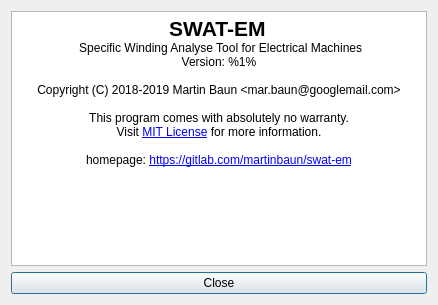
This is swat_em/ui/About.ui in mjfwest/swat-em as Qt 5 draws it before an edit. The edited form follows.
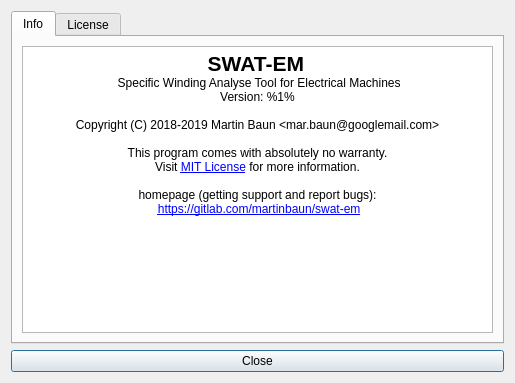
This is the edited form. Icons and pictures are not drawn.

Commit message: license in about window

```diff
--- a/swat_em/ui/About.ui
+++ b/swat_em/ui/About.ui
@@ -6,8 +6,8 @@
    <rect>
     <x>0</x>
     <y>0</y>
-    <width>438</width>
-    <height>305</height>
+    <width>515</width>
+    <height>383</height>
    </rect>
   </property>
   <property name="windowTitle">
@@ -18,29 +18,6 @@
     <normaloff>icons/info.png</normaloff>icons/info.png</iconset>
   </property>
   <layout class="QGridLayout" name="gridLayout">
-   <item row="0" column="0">
-    <widget class="QTextBrowser" name="textBrowser">
-     <property name="html">
-      <string>&lt;!DOCTYPE HTML PUBLIC &quot;-//W3C//DTD HTML 4.0//EN&quot; &quot;http://www.w3.org/TR/REC-html40/strict.dtd&quot;&gt;
-&lt;html&gt;&lt;head&gt;&lt;meta name=&quot;qrichtext&quot; content=&quot;1&quot; /&gt;&lt;style type=&quot;text/css&quot;&gt;
-p, li { white-space: pre-wrap; }
-&lt;/style&gt;&lt;/head&gt;&lt;body style=&quot; font-family:'Sans Serif'; font-size:9pt; font-weight:400; font-style:normal;&quot;&gt;
-&lt;p align=&quot;center&quot; style=&quot; margin-top:0px; margin-bottom:0px; margin-left:0px; margin-right:0px; -qt-block-indent:0; text-indent:0px;&quot;&gt;&lt;span style=&quot; font-size:16pt; font-weight:600;&quot;&gt;SWAT-EM&lt;/span&gt; &lt;/p&gt;
-&lt;p align=&quot;center&quot; style=&quot; margin-top:0px; margin-bottom:0px; margin-left:0px; margin-right:0px; -qt-block-indent:0; text-indent:0px;&quot;&gt; Specific Winding Analyse Tool for Electrical Machines&lt;/p&gt;
-&lt;p align=&quot;center&quot; style=&quot; margin-top:0px; margin-bottom:0px; margin-left:0px; margin-right:0px; -qt-block-indent:0; text-indent:0px;&quot;&gt;Version: %1%&lt;/p&gt;
-&lt;p align=&quot;center&quot; style=&quot;-qt-paragraph-type:empty; margin-top:0px; margin-bottom:0px; margin-left:0px; margin-right:0px; -qt-block-indent:0; text-indent:0px;&quot;&gt;&lt;br /&gt;&lt;/p&gt;
-&lt;p align=&quot;center&quot; style=&quot; margin-top:0px; margin-bottom:0px; margin-left:0px; margin-right:0px; -qt-block-indent:0; text-indent:0px;&quot;&gt;Copyright (C) 2018-2019 Martin Baun &amp;lt;mar.baun@googlemail.com&amp;gt;&lt;/p&gt;
-&lt;p align=&quot;center&quot; style=&quot;-qt-paragraph-type:empty; margin-top:0px; margin-bottom:0px; margin-left:0px; margin-right:0px; -qt-block-indent:0; text-indent:0px;&quot;&gt;&lt;br /&gt;&lt;/p&gt;
-&lt;p align=&quot;center&quot; style=&quot; margin-top:0px; margin-bottom:0px; margin-left:0px; margin-right:0px; -qt-block-indent:0; text-indent:0px;&quot;&gt;This program comes with absolutely no warranty.&lt;/p&gt;
-&lt;p align=&quot;center&quot; style=&quot; margin-top:0px; margin-bottom:0px; margin-left:0px; margin-right:0px; -qt-block-indent:0; text-indent:0px;&quot;&gt;Visit &lt;a href=&quot;http://opensource.org/licenses/MIT&quot;&gt;&lt;span style=&quot; text-decoration: underline; color:#0000ff;&quot;&gt;MIT License&lt;/span&gt;&lt;/a&gt; for more information.&lt;/p&gt;
-&lt;p align=&quot;center&quot; style=&quot;-qt-paragraph-type:empty; margin-top:0px; margin-bottom:0px; margin-left:0px; margin-right:0px; -qt-block-indent:0; text-indent:0px;&quot;&gt;&lt;br /&gt;&lt;/p&gt;
-&lt;p align=&quot;center&quot; style=&quot; margin-top:0px; margin-bottom:0px; margin-left:0px; margin-right:0px; -qt-block-indent:0; text-indent:0px;&quot;&gt;homepage: &lt;a href=&quot;https://gitlab.com/martinbaun/swat-em&quot;&gt;&lt;span style=&quot; text-decoration: underline; color:#0000ff;&quot;&gt;https://gitlab.com/martinbaun/swat-em&lt;/span&gt;&lt;/a&gt;&lt;/p&gt;&lt;/body&gt;&lt;/html&gt;</string>
-     </property>
-     <property name="openExternalLinks">
-      <bool>true</bool>
-     </property>
-    </widget>
-   </item>
    <item row="1" column="0">
     <widget class="QPushButton" name="Button_close">
      <property name="text">
@@ -52,6 +29,74 @@
      </property>
     </widget>
    </item>
+   <item row="0" column="0">
+    <widget class="QTabWidget" name="tabWidget">
+     <property name="currentIndex">
+      <number>0</number>
+     </property>
+     <property name="documentMode">
+      <bool>false</bool>
+     </property>
+     <widget class="QWidget" name="tab">
+      <attribute name="title">
+       <string>Info</string>
+      </attribute>
+      <layout class="QVBoxLayout" name="verticalLayout">
+       <item>
+        <widget class="QTextBrowser" name="textBrowser">
+         <property name="html">
+          <string>&lt;!DOCTYPE HTML PUBLIC &quot;-//W3C//DTD HTML 4.0//EN&quot; &quot;http://www.w3.org/TR/REC-html40/strict.dtd&quot;&gt;
+&lt;html&gt;&lt;head&gt;&lt;meta name=&quot;qrichtext&quot; content=&quot;1&quot; /&gt;&lt;style type=&quot;text/css&quot;&gt;
+p, li { white-space: pre-wrap; }
+&lt;/style&gt;&lt;/head&gt;&lt;body style=&quot; font-family:'Sans Serif'; font-size:9pt; font-weight:400; font-style:normal;&quot;&gt;
+&lt;p align=&quot;center&quot; style=&quot; margin-top:0px; margin-bottom:0px; margin-left:0px; margin-right:0px; -qt-block-indent:0; text-indent:0px;&quot;&gt;&lt;span style=&quot; font-size:16pt; font-weight:600;&quot;&gt;SWAT-EM&lt;/span&gt; &lt;/p&gt;
+&lt;p align=&quot;center&quot; style=&quot; margin-top:0px; margin-bottom:0px; margin-left:0px; margin-right:0px; -qt-block-indent:0; text-indent:0px;&quot;&gt; Specific Winding Analyse Tool for Electrical Machines&lt;/p&gt;
+&lt;p align=&quot;center&quot; style=&quot; margin-top:0px; margin-bottom:0px; margin-left:0px; margin-right:0px; -qt-block-indent:0; text-indent:0px;&quot;&gt;Version: %1%&lt;/p&gt;
+&lt;p align=&quot;center&quot; style=&quot;-qt-paragraph-type:empty; margin-top:0px; margin-bottom:0px; margin-left:0px; margin-right:0px; -qt-block-indent:0; text-indent:0px;&quot;&gt;&lt;br /&gt;&lt;/p&gt;
+&lt;p align=&quot;center&quot; style=&quot; margin-top:0px; margin-bottom:0px; margin-left:0px; margin-right:0px; -qt-block-indent:0; text-indent:0px;&quot;&gt;Copyright (C) 2018-2019 Martin Baun &amp;lt;mar.baun@googlemail.com&amp;gt;&lt;/p&gt;
+&lt;p align=&quot;center&quot; style=&quot;-qt-paragraph-type:empty; margin-top:0px; margin-bottom:0px; margin-left:0px; margin-right:0px; -qt-block-indent:0; text-indent:0px;&quot;&gt;&lt;br /&gt;&lt;/p&gt;
+&lt;p align=&quot;center&quot; style=&quot; margin-top:0px; margin-bottom:0px; margin-left:0px; margin-right:0px; -qt-block-indent:0; text-indent:0px;&quot;&gt;This program comes with absolutely no warranty.&lt;/p&gt;
+&lt;p align=&quot;center&quot; style=&quot; margin-top:0px; margin-bottom:0px; margin-left:0px; margin-right:0px; -qt-block-indent:0; text-indent:0px;&quot;&gt;Visit &lt;a href=&quot;http://opensource.org/licenses/MIT&quot;&gt;&lt;span style=&quot; text-decoration: underline; color:#0000ff;&quot;&gt;MIT License&lt;/span&gt;&lt;/a&gt; for more information.&lt;/p&gt;
+&lt;p align=&quot;center&quot; style=&quot;-qt-paragraph-type:empty; margin-top:0px; margin-bottom:0px; margin-left:0px; margin-right:0px; -qt-block-indent:0; text-indent:0px;&quot;&gt;&lt;br /&gt;&lt;/p&gt;
+&lt;p align=&quot;center&quot; style=&quot; margin-top:0px; margin-bottom:0px; margin-left:0px; margin-right:0px; -qt-block-indent:0; text-indent:0px;&quot;&gt;homepage (getting support and report bugs):&lt;/p&gt;
+&lt;p align=&quot;center&quot; style=&quot; margin-top:0px; margin-bottom:0px; margin-left:0px; margin-right:0px; -qt-block-indent:0; text-indent:0px;&quot;&gt; &lt;a href=&quot;https://gitlab.com/martinbaun/swat-em&quot;&gt;&lt;span style=&quot; text-decoration: underline; color:#0000ff;&quot;&gt;https://gitlab.com/martinbaun/swat-em&lt;/span&gt;&lt;/a&gt;&lt;/p&gt;&lt;/body&gt;&lt;/html&gt;</string>
+         </property>
+         <property name="openExternalLinks">
+          <bool>true</bool>
+         </property>
+        </widget>
+       </item>
+      </layout>
+     </widget>
+     <widget class="QWidget" name="tab_2">
+      <attribute name="title">
+       <string>License</string>
+      </attribute>
+      <layout class="QGridLayout" name="gridLayout_2">
+       <item row="0" column="0">
+        <widget class="QTextBrowser" name="textBrowser_2">
+         <property name="html">
+          <string>&lt;!DOCTYPE HTML PUBLIC &quot;-//W3C//DTD HTML 4.0//EN&quot; &quot;http://www.w3.org/TR/REC-html40/strict.dtd&quot;&gt;
+&lt;html&gt;&lt;head&gt;&lt;meta name=&quot;qrichtext&quot; content=&quot;1&quot; /&gt;&lt;style type=&quot;text/css&quot;&gt;
+p, li { white-space: pre-wrap; }
+&lt;/style&gt;&lt;/head&gt;&lt;body style=&quot; font-family:'Sans Serif'; font-size:9pt; font-weight:400; font-style:normal;&quot;&gt;
+&lt;p style=&quot; margin-top:0px; margin-bottom:0px; margin-left:0px; margin-right:0px; -qt-block-indent:0; text-indent:0px;&quot;&gt;&lt;span style=&quot; font-weight:600;&quot;&gt;MIT License&lt;/span&gt;&lt;/p&gt;
+&lt;p style=&quot;-qt-paragraph-type:empty; margin-top:0px; margin-bottom:0px; margin-left:0px; margin-right:0px; -qt-block-indent:0; text-indent:0px;&quot;&gt;&lt;br /&gt;&lt;/p&gt;
+&lt;p style=&quot; margin-top:0px; margin-bottom:0px; margin-left:0px; margin-right:0px; -qt-block-indent:0; text-indent:0px;&quot;&gt;Copyright (c) [2018] [Martin Baun, mar.baun@googlemail.com]&lt;/p&gt;
+&lt;p style=&quot;-qt-paragraph-type:empty; margin-top:0px; margin-bottom:0px; margin-left:0px; margin-right:0px; -qt-block-indent:0; text-indent:0px;&quot;&gt;&lt;br /&gt;&lt;/p&gt;
+&lt;p style=&quot; margin-top:0px; margin-bottom:0px; margin-left:0px; margin-right:0px; -qt-block-indent:0; text-indent:0px;&quot;&gt;Permission is hereby granted, free of charge, to any person obtaining a copy of this software and associated documentation files (the &amp;quot;Software&amp;quot;), to deal in the Software without restriction, including without limitation the rights to use, copy, modify, merge, publish, distribute, sublicense, and/or sell copies of the Software, and to permit persons to whom the Software is furnished to do so, subject to the following conditions: &lt;/p&gt;
+&lt;p style=&quot; margin-top:12px; margin-bottom:12px; margin-left:0px; margin-right:0px; -qt-block-indent:0; text-indent:0px;&quot;&gt;The above copyright notice and this permission notice shall be included in all copies or substantial portions of the Software. &lt;/p&gt;
+&lt;p style=&quot; margin-top:12px; margin-bottom:12px; margin-left:0px; margin-right:0px; -qt-block-indent:0; text-indent:0px;&quot;&gt;THE SOFTWARE IS PROVIDED &amp;quot;AS IS&amp;quot;, WITHOUT WARRANTY OF ANY KIND, EXPRESS OR IMPLIED, INCLUDING BUT NOT LIMITED TO THE WARRANTIES OF MERCHANTABILITY, FITNESS FOR A PARTICULAR PURPOSE AND NONINFRINGEMENT. IN NO EVENT SHALL THE AUTHORS OR COPYRIGHT HOLDERS BE LIABLE FOR ANY CLAIM, DAMAGES OR OTHER LIABILITY, WHETHER IN AN ACTION OF CONTRACT, TORT OR OTHERWISE, ARISING FROM, OUT OF OR IN CONNECTION WITH THE SOFTWARE OR THE USE OR OTHER DEALINGS IN THE SOFTWARE.&lt;/p&gt;&lt;/body&gt;&lt;/html&gt;</string>
+         </property>
+         <property name="openExternalLinks">
+          <bool>true</bool>
+         </property>
+        </widget>
+       </item>
+      </layout>
+     </widget>
+    </widget>
+   </item>
   </layout>
  </widget>
  <resources/>
```
